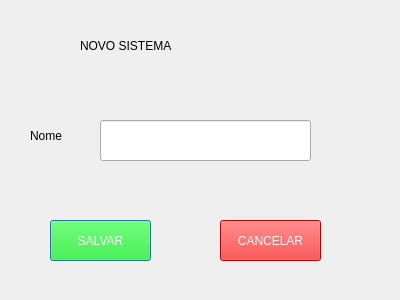
Old version of the form view/novo_sistema.ui in the repository ale0allen/sodmtz.
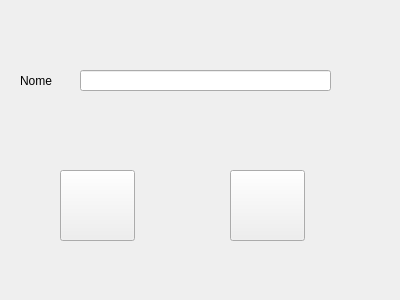
New version of the form. Icons and pictures are not drawn.

Commit message: feat: home_sistema + cad_sistema

Diff of the .ui file:
```diff
--- a/view/novo_sistema.ui
+++ b/view/novo_sistema.ui
@@ -1,7 +1,7 @@
 <?xml version="1.0" encoding="UTF-8"?>
 <ui version="4.0">
- <class>Dialog</class>
- <widget class="QDialog" name="Dialog">
+ <class>Form</class>
+ <widget class="QWidget" name="Form">
   <property name="geometry">
    <rect>
     <x>0</x>
@@ -16,10 +16,10 @@
   <widget class="QLabel" name="label">
    <property name="geometry">
     <rect>
-     <x>30</x>
-     <y>110</y>
+     <x>20</x>
+     <y>70</y>
      <width>61</width>
-     <height>51</height>
+     <height>21</height>
     </rect>
    </property>
    <property name="styleSheet">
@@ -29,66 +29,46 @@
     <string>Nome</string>
    </property>
   </widget>
-  <widget class="QLineEdit" name="lineEdit">
-   <property name="geometry">
-    <rect>
-     <x>100</x>
-     <y>120</y>
-     <width>211</width>
-     <height>41</height>
-    </rect>
-   </property>
-  </widget>
-  <widget class="QLabel" name="label_2">
+  <widget class="QLineEdit" name="form_nome">
    <property name="geometry">
     <rect>
      <x>80</x>
-     <y>20</y>
-     <width>241</width>
-     <height>51</height>
+     <y>70</y>
+     <width>251</width>
+     <height>21</height>
     </rect>
    </property>
-   <property name="styleSheet">
-    <string notr="true">font: 24pt &quot;MS Shell Dlg 2&quot;;</string>
-   </property>
-   <property name="text">
-    <string>NOVO SISTEMA</string>
-   </property>
   </widget>
   <widget class="QPushButton" name="btSalvar">
    <property name="geometry">
     <rect>
-     <x>50</x>
-     <y>220</y>
-     <width>101</width>
-     <height>41</height>
+     <x>60</x>
+     <y>170</y>
+     <width>75</width>
+     <height>71</height>
     </rect>
    </property>
    <property name="styleSheet">
-    <string notr="true">background-color: rgb(0, 255, 0);
-color: rgb(255, 255, 255);
-font: 75 12pt &quot;MS Shell Dlg 2&quot;;</string>
+    <string notr="true">image: url(:/botao_cancelar/cancelar.png)</string>
    </property>
    <property name="text">
-    <string>SALVAR</string>
+    <string/>
    </property>
   </widget>
   <widget class="QPushButton" name="btCancelar">
    <property name="geometry">
     <rect>
-     <x>220</x>
-     <y>220</y>
-     <width>101</width>
-     <height>41</height>
+     <x>230</x>
+     <y>170</y>
+     <width>75</width>
+     <height>71</height>
     </rect>
    </property>
    <property name="styleSheet">
-    <string notr="true">background-color: rgb(255, 0, 0);
-color: rgb(255, 255, 255);
-font: 75 12pt &quot;MS Shell Dlg 2&quot;;</string>
+    <string notr="true">image: url(:/botao_cadastrar/cadastrar.png)</string>
    </property>
    <property name="text">
-    <string>CANCELAR</string>
+    <string/>
    </property>
   </widget>
  </widget>
```
Left out of the diff: 13 changed lines with no effect on the pictures. The commit also changes 43 other files.
